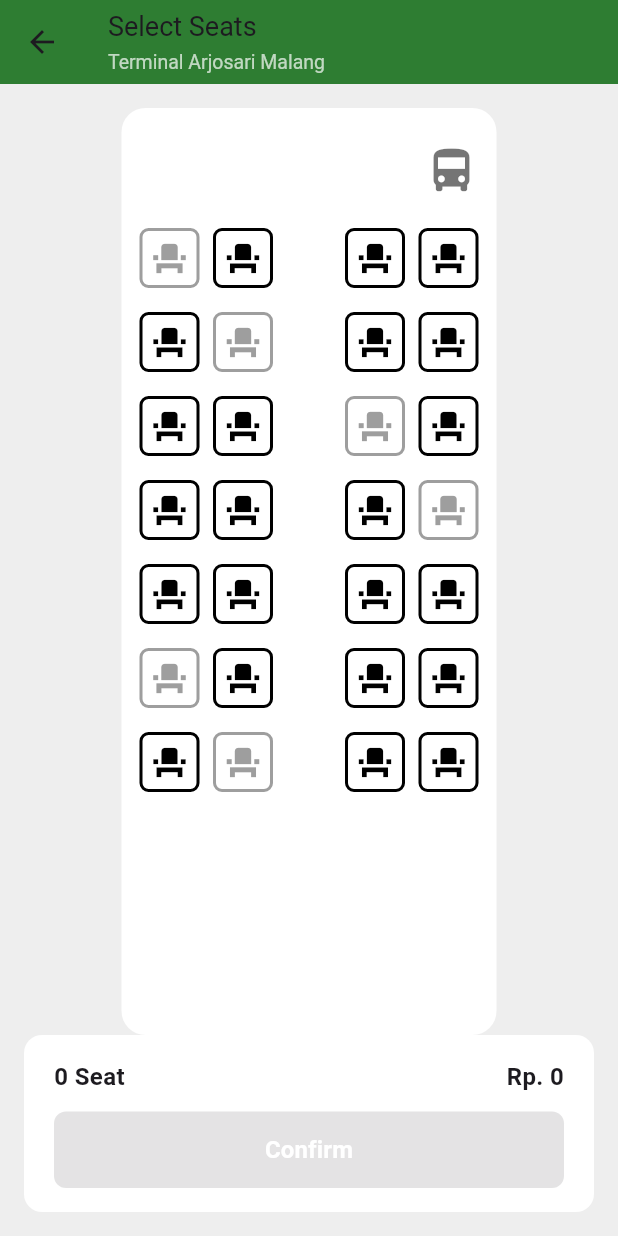
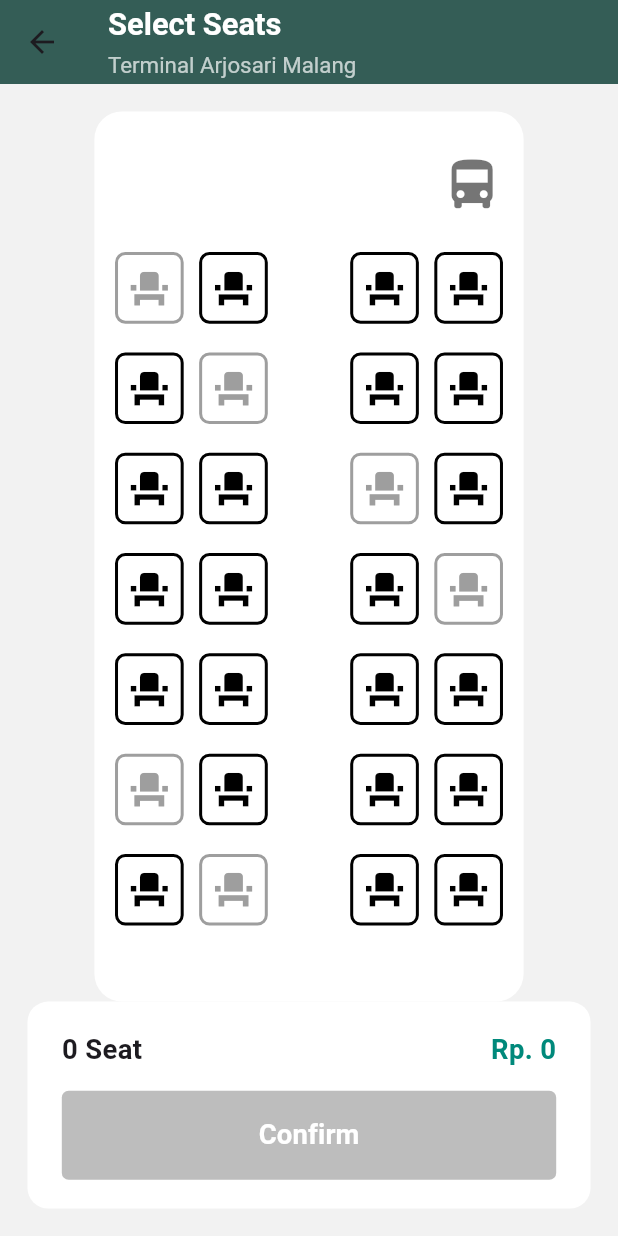
Before and after one commit to ordavn/redbus_wannabe, a Flutter app: the SeatSelectionPage screen opened by its route, on a phone screen of 412 x 824 dp. Run offline on Flutter 3.47's test engine with Material 3 defaults, Android fonts, the phone set to English and light mode, and no system bars; our stand-ins replace cloud_firestore, firebase_auth, firebase_core, flutter_screenutil, qr_flutter, table_calendar; accounts and stored records are empty.

Commit message:
Update font and colors in 3 page

```diff
--- a/lib/screens/seat_selection_page.dart
+++ b/lib/screens/seat_selection_page.dart
@@ -1,4 +1,5 @@
 import 'package:flutter/material.dart';
+import 'package:flutter_screenutil/flutter_screenutil.dart';
 
 class SeatSelectionPage extends StatefulWidget {
   const SeatSelectionPage({super.key});
@@ -13,6 +14,11 @@ class _SeatSelectionPageState extends State<SeatSelectionPage> {
 
   final int totalSeats = 28; // 7 baris x 4 kolom (2 kiri + 2 kanan)
 
+  // Custom Colors (sama dengan HomePage)
+  static const Color _darkGreen = Color(0xFF345D56);
+  static const Color _lightGray = Color(0xFFF2F2F2);
+  static const Color _teal = Color(0xFF00897B);
+
   @override
   Widget build(BuildContext context) {
     final bus =
@@ -21,57 +27,62 @@ class _SeatSelectionPageState extends State<SeatSelectionPage> {
     final int totalPrice = _selectedSeats.length * seatPrice;
 
     return Scaffold(
-      backgroundColor: Colors.grey[200],
+      backgroundColor: _lightGray, // WARNA BACKGROUND DIUBAH
       appBar: AppBar(
-        backgroundColor: Colors.green[800],
-        title: const Column(
+        backgroundColor: _darkGreen, // WARNA APPBAR DIUBAH
+        title: Column(
           crossAxisAlignment: CrossAxisAlignment.start,
           children: [
-            Text('Select Seats', style: TextStyle(fontSize: 18)),
-            SizedBox(height: 4),
+            Text(
+              'Select Seats',
+              style: TextStyle(
+                fontSize: 18.sp,
+                fontWeight: FontWeight.bold,
+                color: Colors.white,
+              ),
+            ),
+            SizedBox(height: 4.h),
             Text(
               'Terminal Arjosari Malang',
-              style: TextStyle(fontSize: 13, color: Colors.white70),
+              style: TextStyle(fontSize: 13.sp, color: Colors.white70),
             ),
           ],
         ),
       ),
       body: Padding(
-        padding: const EdgeInsets.all(16.0),
+        padding: EdgeInsets.all(16.w),
         child: Column(
           children: [
             Expanded(
               child: Center(
                 child: Container(
-                  width: 250,
+                  width: 250.w,
                   decoration: BoxDecoration(
                     color: Colors.white,
-                    borderRadius: BorderRadius.circular(16),
+                    borderRadius: BorderRadius.circular(16.r),
                   ),
-                  padding: const EdgeInsets.symmetric(
-                    vertical: 24,
-                    horizontal: 12,
+                  padding: EdgeInsets.symmetric(
+                    vertical: 24.h,
+                    horizontal: 12.w,
                   ),
                   child: Column(
                     children: [
-                      const Align(
+                      Align(
                         alignment: Alignment.topRight,
                         child: Icon(
                           Icons.directions_bus,
-                          size: 36,
+                          size: 36.sp,
                           color: Colors.black54,
                         ),
                       ),
-                      const SizedBox(height: 12),
+                      SizedBox(height: 12.h),
                       Expanded(
                         child: ListView.builder(
                           physics: const NeverScrollableScrollPhysics(),
                           itemCount: 7, // jumlah baris
                           itemBuilder: (context, rowIndex) {
                             return Padding(
-                              padding: const EdgeInsets.symmetric(
-                                vertical: 8.0,
-                              ),
+                              padding: EdgeInsets.symmetric(vertical: 8.h),
                               child: Row(
                                 mainAxisAlignment:
                                     MainAxisAlignment.spaceBetween,
@@ -79,7 +90,7 @@ class _SeatSelectionPageState extends State<SeatSelectionPage> {
                                   // Kiri: 2 kursi
                                   for (int i = 0; i < 2; i++)
                                     _buildSeat(rowIndex * 4 + i),
-                                  const SizedBox(width: 30), // jarak tengah
+                                  SizedBox(width: 30.w), // jarak tengah
                                   // Kanan: 2 kursi
                                   for (int i = 2; i < 4; i++)
                                     _buildSeat(rowIndex * 4 + i),
@@ -97,10 +108,10 @@ class _SeatSelectionPageState extends State<SeatSelectionPage> {
 
             // Bagian bawah
             Container(
-              padding: const EdgeInsets.symmetric(vertical: 16, horizontal: 20),
+              padding: EdgeInsets.symmetric(vertical: 16.h, horizontal: 20.w),
               decoration: BoxDecoration(
                 color: Colors.white,
-                borderRadius: BorderRadius.circular(12),
+                borderRadius: BorderRadius.circular(12.r),
               ),
               child: Column(
                 children: [
@@ -109,30 +120,32 @@ class _SeatSelectionPageState extends State<SeatSelectionPage> {
                     children: [
                       Text(
                         '${_selectedSeats.length} Seat',
-                        style: const TextStyle(
-                          fontSize: 16,
+                        style: TextStyle(
+                          fontSize: 16.sp,
                           fontWeight: FontWeight.w600,
                         ),
                       ),
                       Text(
                         'Rp. ${totalPrice.toStringAsFixed(0)}',
-                        style: const TextStyle(
-                          fontSize: 16,
+                        style: TextStyle(
+                          fontSize: 16.sp,
                           fontWeight: FontWeight.w600,
+                          color: _teal, // WARNA HARGA DIUBAH
                         ),
                       ),
                     ],
                   ),
-                  const SizedBox(height: 12),
+                  SizedBox(height: 12.h),
                   SizedBox(
                     width: double.infinity,
                     child: ElevatedButton(
                       style: ElevatedButton.styleFrom(
-                        backgroundColor: Colors.green[700],
+                        backgroundColor: _teal, // WARNA BUTTON DIUBAH
+                        disabledBackgroundColor: Colors.grey[400],
                         shape: RoundedRectangleBorder(
-                          borderRadius: BorderRadius.circular(8),
+                          borderRadius: BorderRadius.circular(4.r),
                         ),
-                        padding: const EdgeInsets.symmetric(vertical: 14),
+                        padding: EdgeInsets.symmetric(vertical: 14.h),
                       ),
                       onPressed: _selectedSeats.isEmpty
                           ? null
@@ -147,11 +160,11 @@ class _SeatSelectionPageState extends State<SeatSelectionPage> {
                                 },
                               );
                             },
-                      child: const Text(
+                      child: Text(
                         'Confirm',
                         style: TextStyle(
                           color: Colors.white,
-                          fontSize: 16,
+                          fontSize: 16.sp,
                           fontWeight: FontWeight.bold,
                         ),
                       ),
@@ -184,18 +197,18 @@ class _SeatSelectionPageState extends State<SeatSelectionPage> {
             },
       child: AnimatedContainer(
         duration: const Duration(milliseconds: 200),
-        width: 40,
-        height: 40,
+        width: 40.w,
+        height: 40.h,
         decoration: BoxDecoration(
           border: Border.all(
             color: isUnavailable
                 ? Colors.grey
                 : isSelected
-                ? Colors.green
+                ? _teal // WARNA BORDER SEAT SELECTED DIUBAH
                 : Colors.black,
             width: 2,
           ),
-          borderRadius: BorderRadius.circular(6),
+          borderRadius: BorderRadius.circular(6.r),
         ),
         child: Center(
           child: Icon(
@@ -203,9 +216,9 @@ class _SeatSelectionPageState extends State<SeatSelectionPage> {
             color: isUnavailable
                 ? Colors.grey
                 : isSelected
-                ? Colors.green
+                ? _teal // WARNA ICON SEAT SELECTED DIUBAH
                 : Colors.black,
-            size: 26,
+            size: 26.sp,
           ),
         ),
       ),
```
Also changed, not shown: lib/screens/bus_detail_page.dart (+205 -79 lines), lib/screens/bus_list_page.dart (+95 -68 lines).
